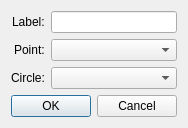
Qt form Dialogs/AddLineDialogs/addlinesecondtangent.ui (LFriday13/geometry-toolbox) before a commit.
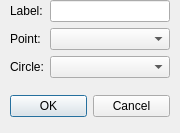
The same form after that commit.

Patch:
```diff
--- a/Dialogs/AddLineDialogs/addlinesecondtangent.ui
+++ b/Dialogs/AddLineDialogs/addlinesecondtangent.ui
@@ -7,18 +7,38 @@
     <x>0</x>
     <y>0</y>
     <width>180</width>
-    <height>125</height>
+    <height>133</height>
    </rect>
   </property>
   <property name="windowTitle">
    <string>Dialog</string>
   </property>
-  <layout class="QVBoxLayout" name="verticalLayout">
-   <item>
+  <widget class="QDialogButtonBox" name="buttonBox">
+   <property name="geometry">
+    <rect>
+     <x>10</x>
+     <y>90</y>
+     <width>160</width>
+     <height>32</height>
+    </rect>
+   </property>
+   <property name="orientation">
+    <enum>Qt::Horizontal</enum>
+   </property>
+   <property name="standardButtons">
+    <set>QDialogButtonBox::Cancel|QDialogButtonBox::Ok</set>
+   </property>
+  </widget>
+  <widget class="QWidget" name="formLayoutWidget">
+   <property name="geometry">
+    <rect>
+     <x>10</x>
+     <y>0</y>
+     <width>160</width>
+     <height>80</height>
+    </rect>
+   </property>
     <layout class="QFormLayout" name="formLayout">
-     <property name="labelAlignment">
-      <set>Qt::AlignRight|Qt::AlignTrailing|Qt::AlignVCenter</set>
-     </property>
      <item row="0" column="0">
       <widget class="QLabel" name="labelLabel">
        <property name="text">
@@ -50,18 +70,7 @@
       <widget class="QComboBox" name="circleComboBox"/>
      </item>
     </layout>
-   </item>
-   <item>
-    <widget class="QDialogButtonBox" name="buttonBox">
-     <property name="orientation">
-      <enum>Qt::Horizontal</enum>
-     </property>
-     <property name="standardButtons">
-      <set>QDialogButtonBox::Cancel|QDialogButtonBox::Ok</set>
-     </property>
-    </widget>
-   </item>
-  </layout>
+  </widget>
  </widget>
  <resources/>
  <connections>
```
Lines whose indentation alone changed are shown as unchanged.
